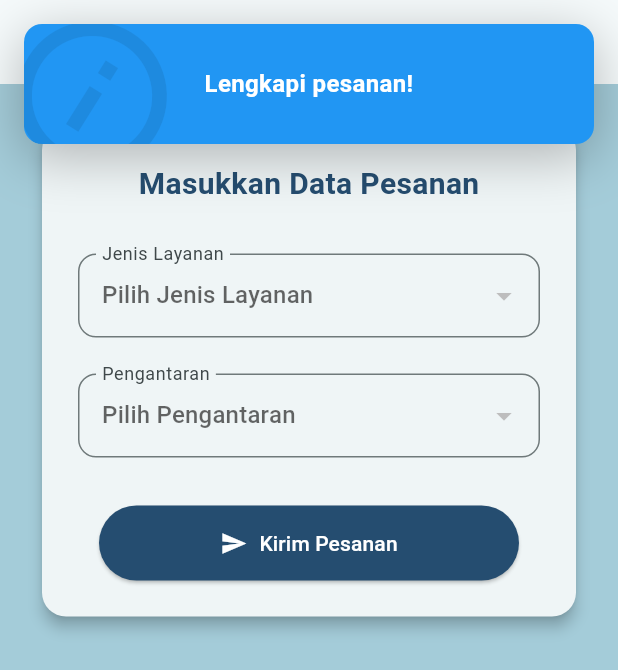
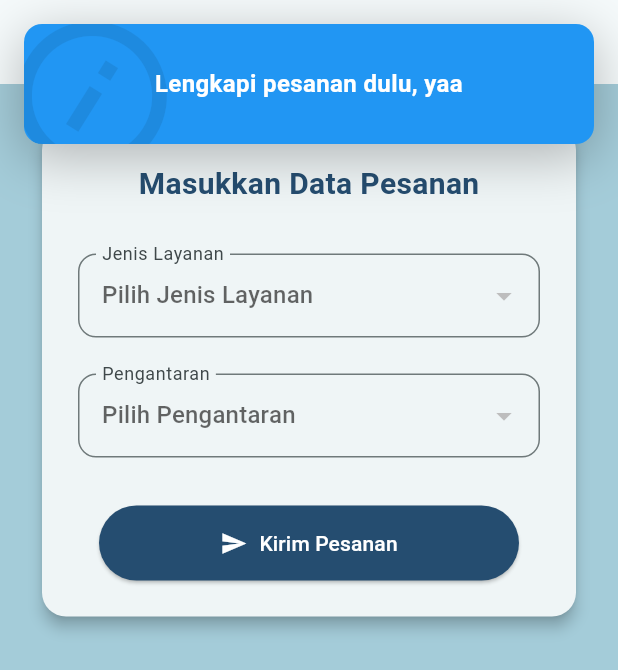
Before and after one commit to AnwarSeptian/laundry_app, a Flutter app: the TambahOrder screen opened directly, after a tap on "Kirim Pesanan", on a phone screen of 412 x 824 dp. Shown: the top 670 px of the screen. Run offline on Flutter 3.47's test engine with Material 3 defaults, Android fonts, the phone set to English and light mode, and no system bars; drawn by our look-alikes of top_snackbar_flutter; our stand-ins replace carousel_slider, shared_preferences; missing offline and left inert: overlay_loader_with_app_icon; accounts and stored records are empty; network calls fail.

Commit message:
Update Ui & dialog notifikasi

```diff
--- a/lib/utils/endpoint.dart
+++ b/lib/utils/endpoint.dart
@@ -4,7 +4,6 @@ class Endpoint {
   static const String login = "$baseUrl/login";
   static const String profile = "$baseUrl/me";
   static const String updateProfile = "$baseUrl/profile";
-
   static const String layanan = "$baseUrl/layanan";
   static const String orders = "$baseUrl/orders";
 }
--- a/lib/view/halaman_detail/detail_layanan.dart
+++ b/lib/view/halaman_detail/detail_layanan.dart
@@ -60,6 +60,7 @@ class _DetailLayananState extends State<DetailLayanan> {
                       Row(
                         mainAxisAlignment: MainAxisAlignment.end,
                         children: [
+                          //HAPUS LAYANAN
                           ElevatedButton(
                             style: ElevatedButton.styleFrom(
                               backgroundColor: AppColor.lightgreen,
@@ -68,6 +69,7 @@ class _DetailLayananState extends State<DetailLayanan> {
                               final confirm = await showDialog<bool>(
                                 context: context,
                                 builder:
+                                    //ALERT DIALOG
                                     (_) => AlertDialog(
                                       title: Text(
                                         "Yakin ingin menghapus pesanan ini?",
@@ -88,6 +90,7 @@ class _DetailLayananState extends State<DetailLayanan> {
                                       ],
                                     ),
                               );
+                              //MEMPERBARUI DATA LAYANAN
                               if (confirm == true) {
                                 try {
                                   final hapusResponse = await LayananApi()
--- a/lib/view/halaman_detail/tambah_order.dart
+++ b/lib/view/halaman_detail/tambah_order.dart
@@ -60,7 +60,7 @@ class _TambahOrderState extends State<TambahOrder> {
 
       showTopSnackBar(
         Overlay.of(context),
-        CustomSnackBar.success(message: "Berhasil membuat Order!"),
+        CustomSnackBar.success(message: "Berhasil memproses order"),
       );
 
       Navigator.pop(context);
@@ -78,10 +78,7 @@ class _TambahOrderState extends State<TambahOrder> {
   Widget build(BuildContext context) {
     return Scaffold(
       backgroundColor: AppColor.lightblue,
-      appBar: AppBar(
-        title: const Text("Order SiCuci"),
-        // backgroundColor: AppColor.bold3,
-      ),
+      appBar: AppBar(title: const Text("Order SiCuci")),
       body: SingleChildScrollView(
         child: Padding(
           padding: const EdgeInsets.all(24),
@@ -175,12 +172,12 @@ class _TambahOrderState extends State<TambahOrder> {
                               : () {
                                 if (_selectedLayanan != null &&
                                     _selectedPengantaran != null) {
-                                  submitOrder(); // ✅ Kirim jika data lengkap
+                                  submitOrder();
                                 } else {
                                   showTopSnackBar(
                                     Overlay.of(context),
                                     CustomSnackBar.info(
-                                      message: "Lengkapi pesanan! ",
+                                      message: "Lengkapi pesanan dulu, yaa ",
                                     ),
                                   );
                                 }
--- a/lib/view/halaman_utama/halaman_home.dart
+++ b/lib/view/halaman_utama/halaman_home.dart
@@ -27,6 +27,7 @@ class _HalamanHomeState extends State<HalamanHome> {
   List<DataLayanan> layananList = [];
   bool isLoading = true;
 
+  //METHOD GET DATA
   void loadData() async {
     try {
       final profilRes = await UserService().getProfile();
--- a/lib/view/halaman_utama/halaman_profile.dart
+++ b/lib/view/halaman_utama/halaman_profile.dart
@@ -80,7 +80,7 @@ class _HalamanProfileState extends State<HalamanProfile> {
     } catch (e) {
       showTopSnackBar(
         Overlay.of(context),
-        CustomSnackBar.info(message: "Layanan berhasil dihapus!"),
+        CustomSnackBar.info(message: "Layanan berhasil dihapus"),
       );
     }
   }
@@ -204,14 +204,14 @@ class _HalamanProfileState extends State<HalamanProfile> {
                                   showTopSnackBar(
                                     Overlay.of(context),
                                     CustomSnackBar.success(
-                                      message: "${editProfile.message}",
+                                      message: editProfile.message,
                                     ),
                                   );
                                 } catch (e) {
                                   showTopSnackBar(
                                     Overlay.of(context),
                                     CustomSnackBar.error(
-                                      message: "Layanan berhasil dihapus!",
+                                      message: "Layanan berhasil dihapus",
                                     ),
                                   );
                                 }
```
